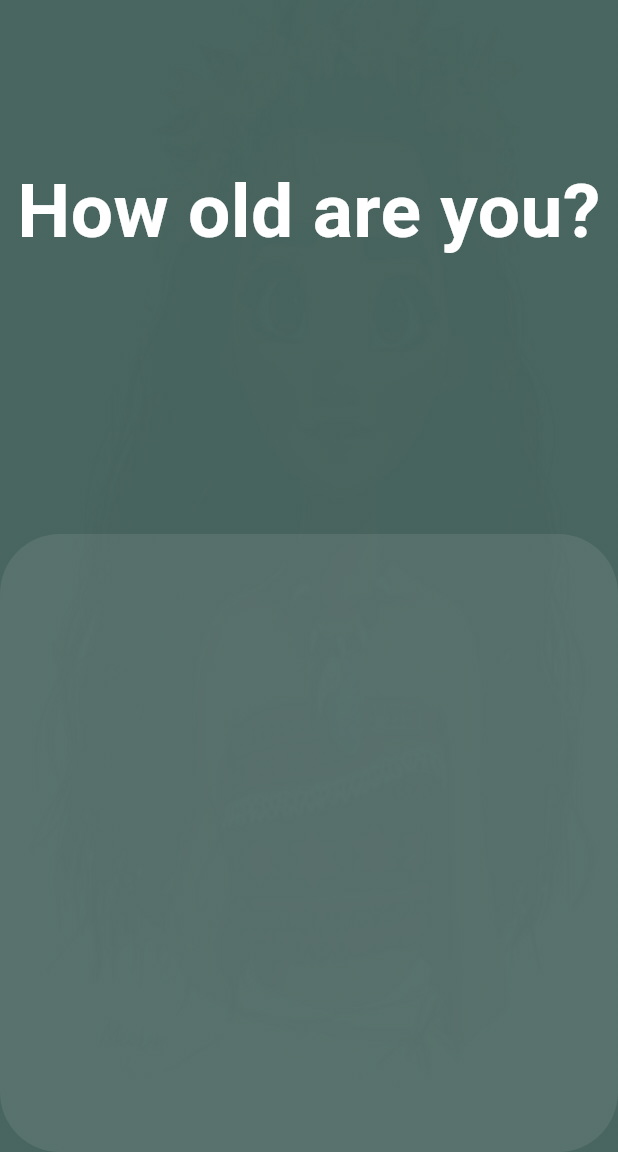
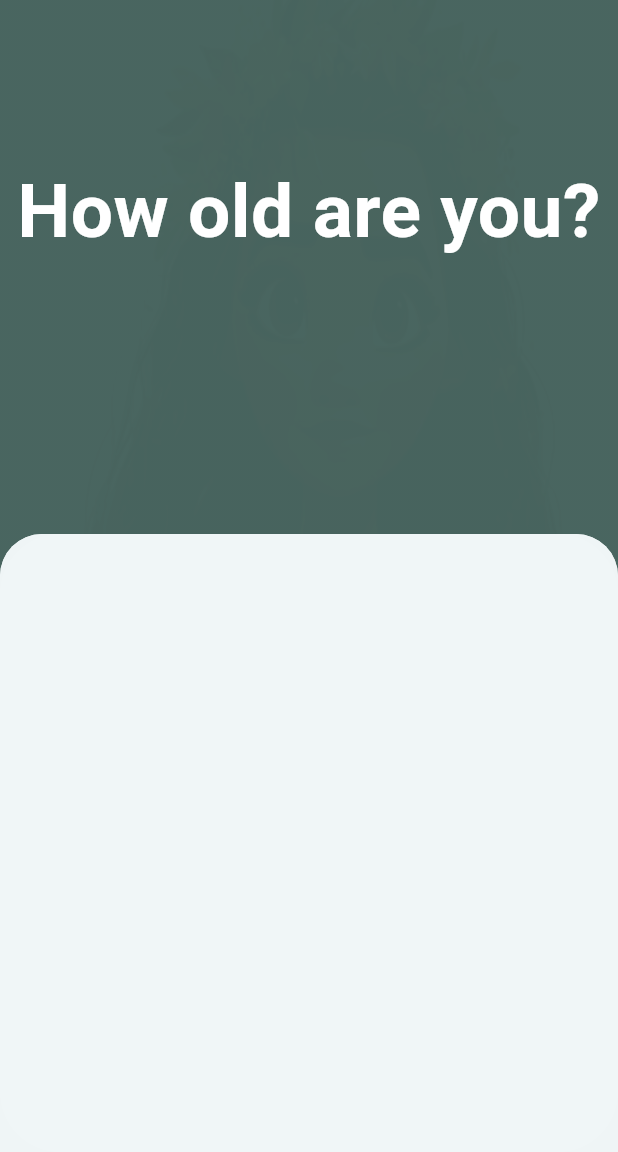
Before and after one commit to SamuelNyarko-lab/pbooks, a Flutter app: the SecondScreen screen opened directly, on a phone screen of 412 x 824 dp, the part 84-1236 px from its top. Run offline on Flutter 3.47's test engine with Material 3 defaults, Android fonts, the phone set to English and light mode, and no system bars; Roboto replaces fonts that are missing (Poppins-Bold).

Commit message:
Setting Up Bottom Sheet

```diff
--- a/lib/views/secondscreen.dart
+++ b/lib/views/secondscreen.dart
@@ -62,6 +62,15 @@
             ],
           ),
         ),
+        bottomSheet: BottomSheet(onClosing: (){}, builder: (context)=> Container(
+                  height: deviceHeight(context) * 0.5,
+                  decoration: BoxDecoration(
+                      color: Colors.white.withAlpha(20),
+                      borderRadius: BorderRadius.horizontal(
+                        left: Radius.circular(40),
+                        right: Radius.circular(40),
+                      )),
+                ), ),
       ),
     );
   }
```
